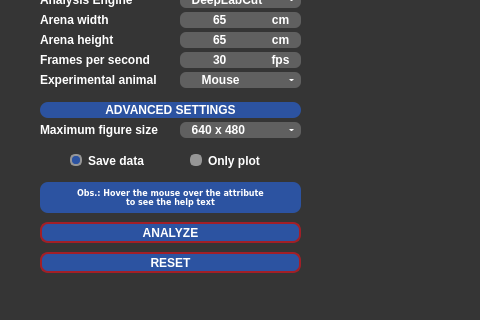
First picture: the form in behavython_gui.ui, repository mrdrzit/behavython, before the edit; both pictures show x 0 to 480 and y 198 to 518 of the 1280 by 720 pixel window.
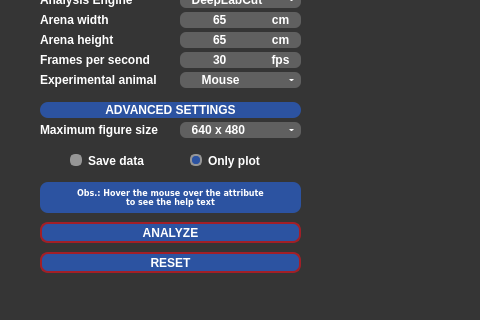
Second picture: the form after the edit. Icons and pictures are not drawn. Custom widgets are drawn as their Qt base class.

Patch:
```diff
--- a/behavython_gui.ui
+++ b/behavython_gui.ui
@@ -778,7 +778,7 @@
       <string>Save data</string>
      </property>
      <property name="checked">
-      <bool>true</bool>
+      <bool>false</bool>
      </property>
      <property name="autoExclusive">
       <bool>true</bool>
@@ -799,6 +799,9 @@
      <property name="text">
       <string>Only plot</string>
      </property>
+     <property name="checked">
+      <bool>true</bool>
+     </property>
     </widget>
     <widget class="QLabel" name="label_14">
      <property name="geometry">
```
